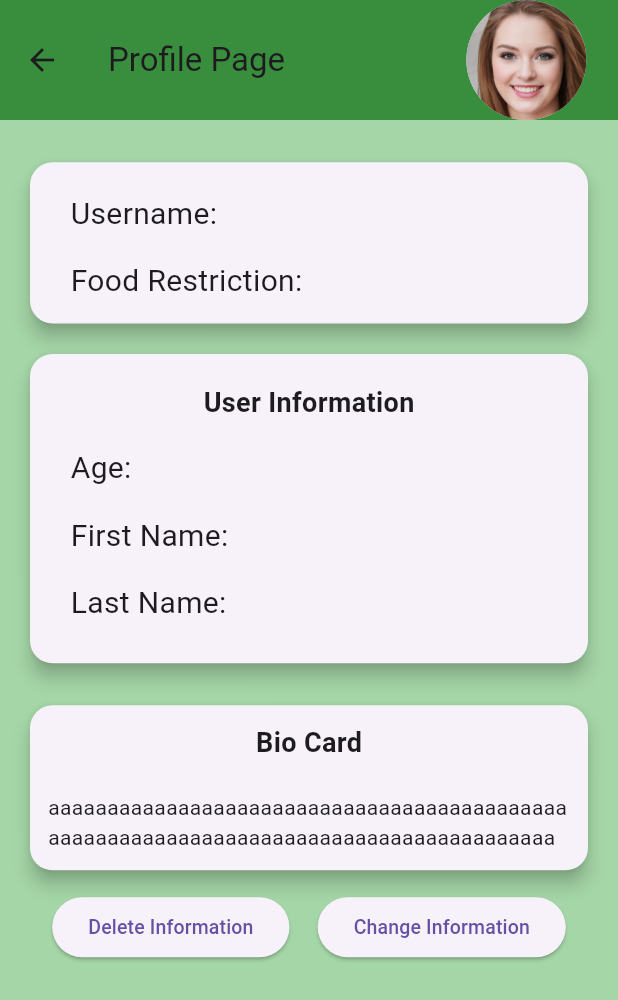
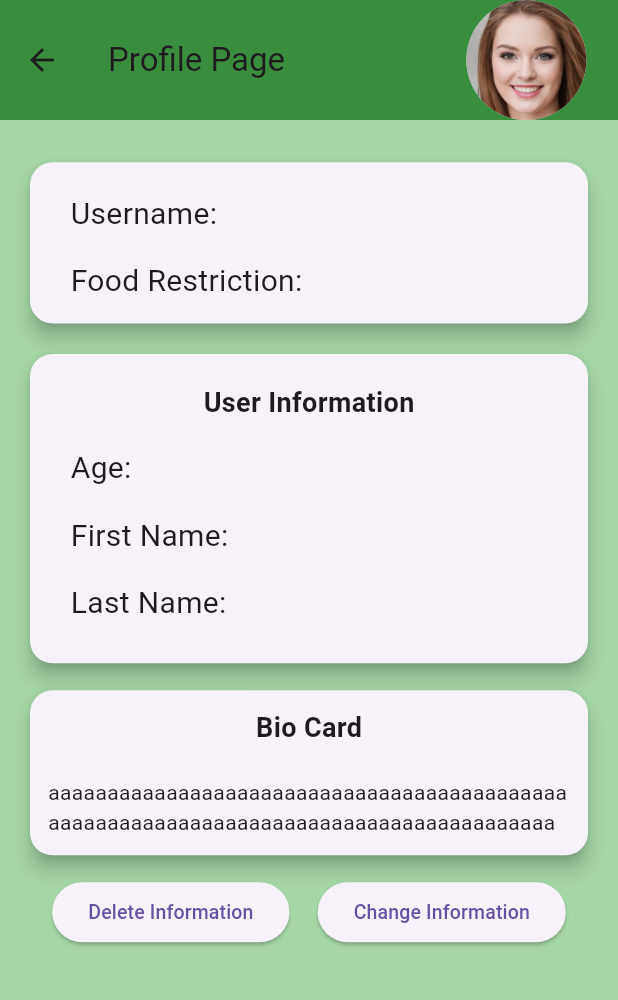
Before and after one commit to RhysRoo/SDrecipe, a Flutter app: the screen it shows once a user with an empty profile is signed in, in the side drawer, after a tap on "User Profile", on a phone screen of 412 x 824 dp. Shown: the top 1000 px of the screen. Run offline on Flutter 3.47's test engine with Material 3 defaults, Android fonts, the phone set to English and light mode, and no system bars; our stand-ins replace cloud_firestore, firebase_auth, firebase_core, google_sign_in, sign_in_with_apple, video_player; accounts and stored records are empty.

Commit message:
fixed_conflict

```diff
--- a/recipe_app/lib/pages/profile_page/profile_page.dart
+++ b/recipe_app/lib/pages/profile_page/profile_page.dart
@@ -55,22 +55,17 @@ class _ProfilePageState extends State<ProfilePage> {
   @override
   Widget build(BuildContext context) {
     return Scaffold(
-
       appBar: AppBar(
-
         backgroundColor: Colors.green[700],
         title: const Text('Profile Page'),
         flexibleSpace: _buildProfileImage(),
         toolbarHeight: 80,
-
       ),
       backgroundColor: Colors.green[200],
-
       body: Padding(
         padding: const EdgeInsets.all(16.0),
         child: Column(
           children: [
-
             SizedBox(
                 //Y-Axis Pos under profile picture
                 height: MediaQuery.of(context).size.height * 0.01),
@@ -122,11 +117,12 @@ class _ProfilePageState extends State<ProfilePage> {
                 ),
               ),
             ),
-            SizedBox(
-              height: 20, //spacing between user information and bio card
+            const SizedBox(
+              height: 10,
             ),
 
-            Card( // This is front end of bio card
+            Card(
+              // This is front end of bio card
               elevation: 5.0,
               shape: RoundedRectangleBorder(
                 borderRadius: BorderRadius.circular(15.0),
```
